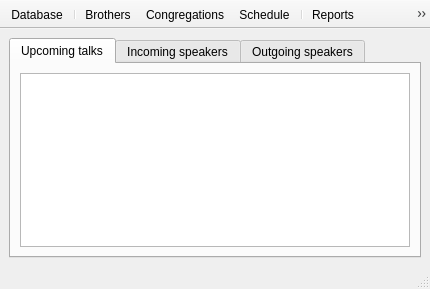
Old version of the form pyTalkManager/gui/MainWindow.ui in the repository JoelMon/pyTalkManager.
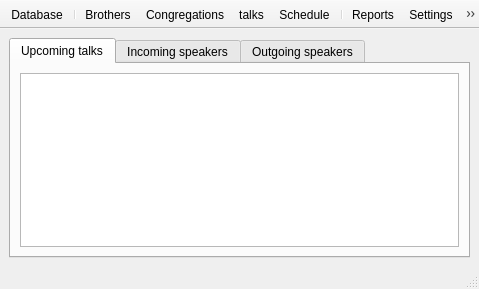
New version of the form. Icons and pictures are not drawn.

Commit message: Added trigger to open TalkWindow

```diff
--- a/pyTalkManager/gui/MainWindow.ui
+++ b/pyTalkManager/gui/MainWindow.ui
@@ -6,7 +6,7 @@
    <rect>
     <x>0</x>
     <y>0</y>
-    <width>430</width>
+    <width>479</width>
     <height>289</height>
    </rect>
   </property>
@@ -83,6 +83,7 @@
    <addaction name="separator"/>
    <addaction name="actionBrothers"/>
    <addaction name="actionCongregation"/>
+   <addaction name="actionTalks"/>
    <addaction name="actionSchedule"/>
    <addaction name="separator"/>
    <addaction name="actionReports"/>
@@ -171,6 +172,18 @@
     <string>Set schedule</string>
    </property>
   </action>
+  <action name="actionTalks">
+   <property name="icon">
+    <iconset resource="resource/icons.qrc">
+     <normaloff>:/MainWindow/text-x-generic.png</normaloff>:/MainWindow/text-x-generic.png</iconset>
+   </property>
+   <property name="text">
+    <string>talks</string>
+   </property>
+   <property name="toolTip">
+    <string>List of talk outlines</string>
+   </property>
+  </action>
  </widget>
  <resources>
   <include location="resource/icons.qrc"/>
```
The commit also changes 2 other files.
